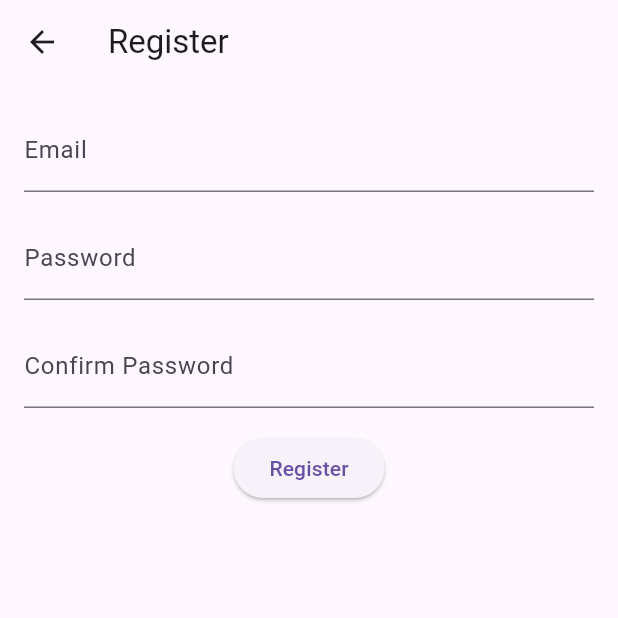
After one commit to Yura1205/Smart_Budget, a Flutter app: the RegisterPage screen opened directly, on a phone screen of 412 x 824 dp, the top half of it. The commit adds this screen. Run offline on Flutter 3.47's test engine with Material 3 defaults, Android fonts, the phone set to English and light mode, and no system bars; our stand-ins replace sqflite; accounts and stored records are empty.

Commit message:
login y register

```diff
--- /dev/null
+++ b/lib/pages/register.dart
@@ -0,0 +1,56 @@
+import 'package:flutter/material.dart';
+
+class RegisterPage extends StatefulWidget {
+  @override
+  _RegisterPageState createState() => _RegisterPageState();
+}
+
+class _RegisterPageState extends State<RegisterPage> {
+  TextEditingController _emailController = TextEditingController();
+  TextEditingController _passwordController = TextEditingController();
+
+  @override
+  Widget build(BuildContext context) {
+    return Scaffold(
+      appBar: AppBar(
+        title: Text('Register'),
+      ),
+      body: Padding(
+        padding: EdgeInsets.all(16.0),
+        child: Column(
+          children: [
+            TextField(
+              controller: _emailController,
+              decoration: InputDecoration(
+                labelText: 'Email',
+              ),
+            ),
+            SizedBox(height: 16.0),
+            TextField(
+              controller: _passwordController,
+              decoration: InputDecoration(
+                labelText: 'Password',
+              ),
+            ),
+            SizedBox(height: 16.0),
+            TextField(
+              decoration: InputDecoration(
+                labelText: 'Confirm Password',
+              ),
+              obscureText: true,
+            ),
+            SizedBox(height: 16.0),
+
+            ElevatedButton(
+              onPressed: () {
+                // Aqui pones tu lógica mor
+
+              },
+              child: Text('Register'),
+            ),
+          ],
+        ),
+      ),
+    );
+  }
+}
```
Also changed, not shown: lib/pages/Movimientos.dart (+148 -15 lines), lib/pages/login.dart (added, +38 -0 lines), pubspec.lock.
